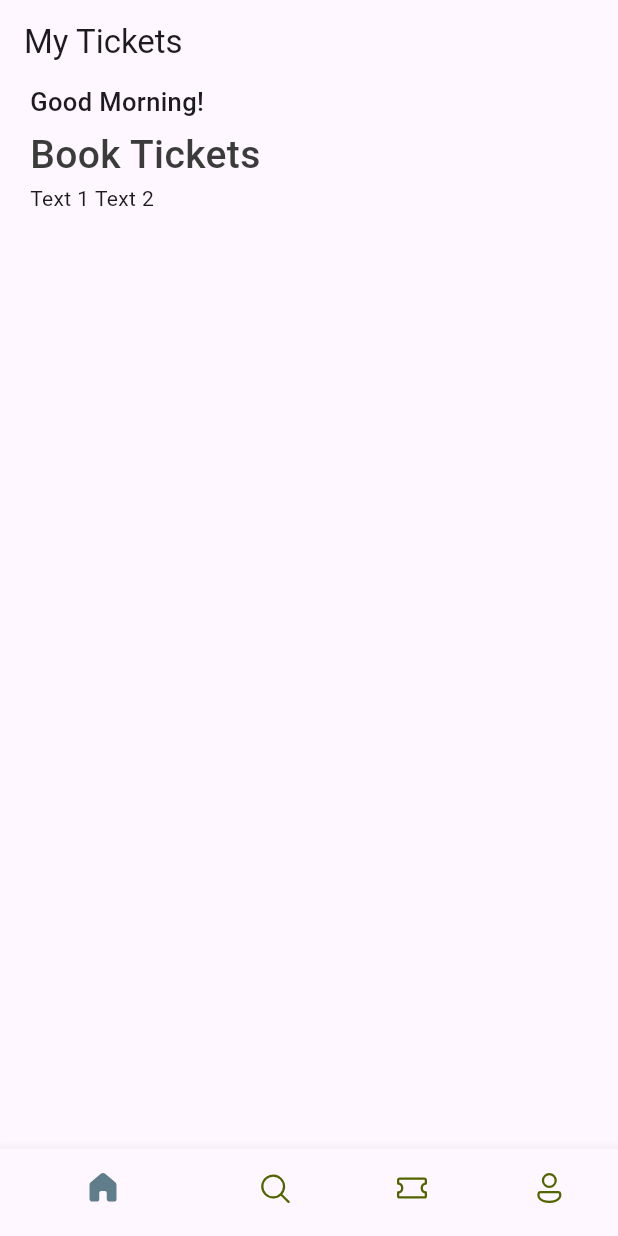
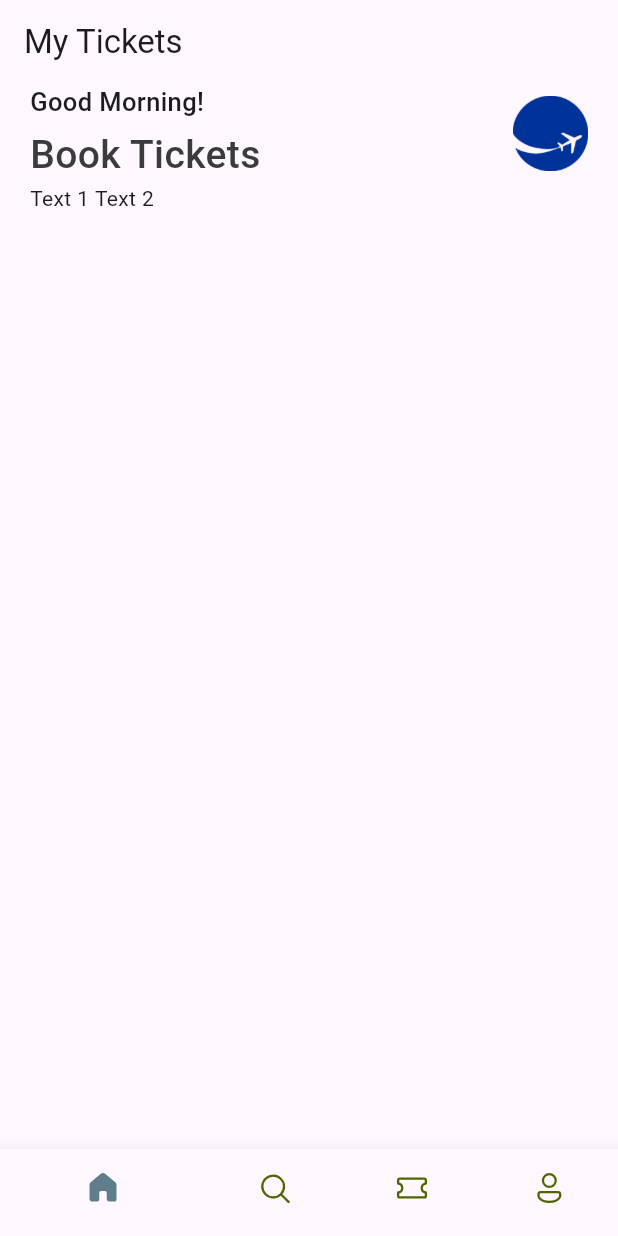
Before and after one commit to Endale2/FlyX-Flutter-ticket-app, a Flutter app: the screen it shows after launch, on a phone screen of 412 x 824 dp. Run offline on Flutter 3.47's test engine with Material 3 defaults, Android fonts, the phone set to English and light mode, and no system bars; our stand-ins replace fluentui_icons.

```diff
--- a/lib/base/screens/home_screen.dart
+++ b/lib/base/screens/home_screen.dart
@@ -1,4 +1,5 @@
 import 'package:flutter/material.dart';
+import 'package:flutter/widgets.dart';
 import 'package:flyx/base/res/styles/appStyles.dart';
 
 class HomeScreen extends StatelessWidget {
@@ -30,6 +31,8 @@ class HomeScreen extends StatelessWidget {
                     width: 50,
                     height: 50,
                     decoration: BoxDecoration(
+                      image: DecorationImage(
+                          image: AssetImage("assets/images/logo.png")),
                       borderRadius: BorderRadius.circular(10),
                     ),
                   )
```
